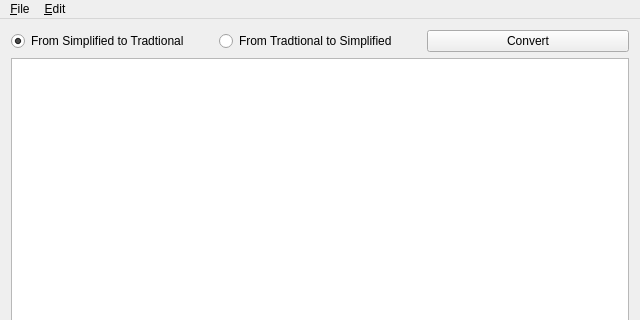
BYVoid/opencc-gui, file mainwindow.ui: the form before one commit; both pictures show x 0 to 640 and y 0 to 320 of the 640 by 480 pixel window.
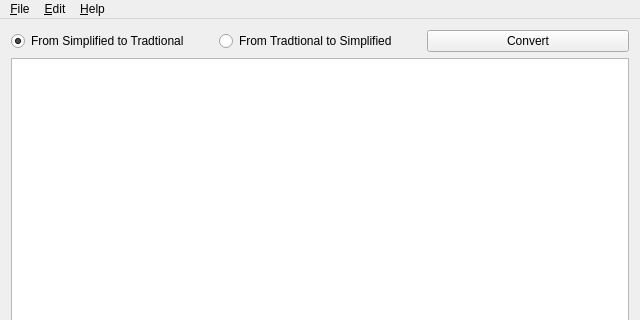
The form after the commit.

Commit message: Add about dialog.

Patch:
```diff
--- a/mainwindow.ui
+++ b/mainwindow.ui
@@ -91,8 +91,15 @@
     <addaction name="separator"/>
     <addaction name="actionSelect_All"/>
    </widget>
+   <widget class="QMenu" name="menuHelp">
+    <property name="title">
+     <string>&amp;Help</string>
+    </property>
+    <addaction name="actionAbout"/>
+   </widget>
    <addaction name="menuFile"/>
    <addaction name="menu_Edit"/>
+   <addaction name="menuHelp"/>
   </widget>
   <action name="actionLoad">
    <property name="text">
```
Left out of the diff: 22 changed lines with no effect on the pictures. The commit also changes 7 other files.
